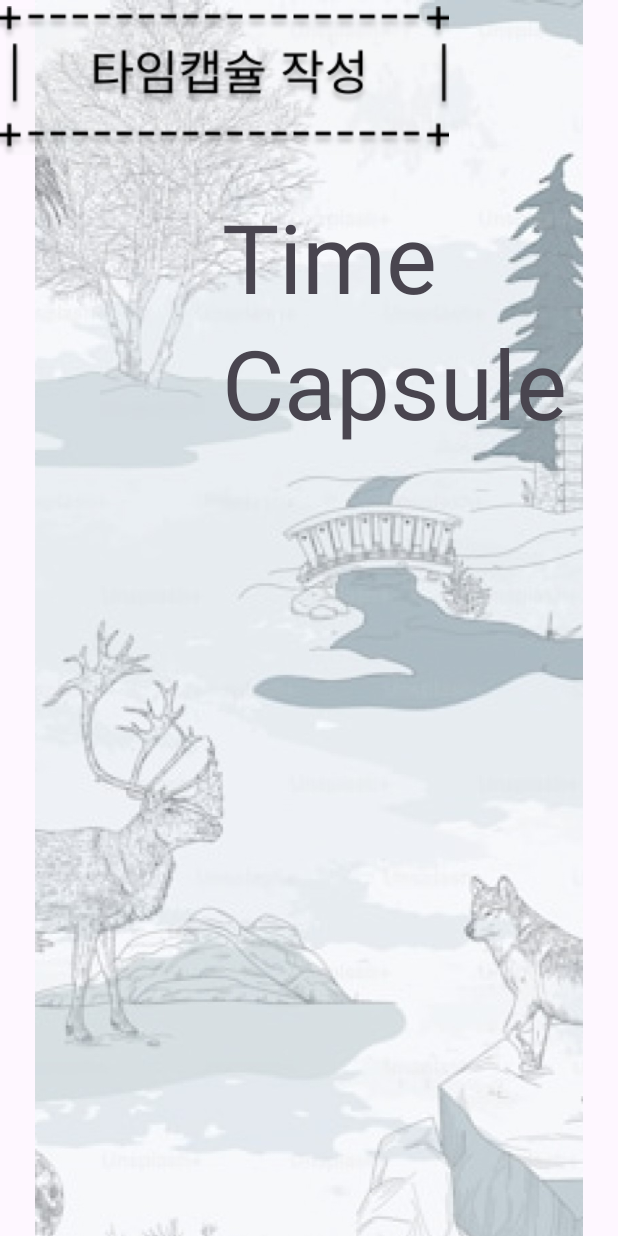
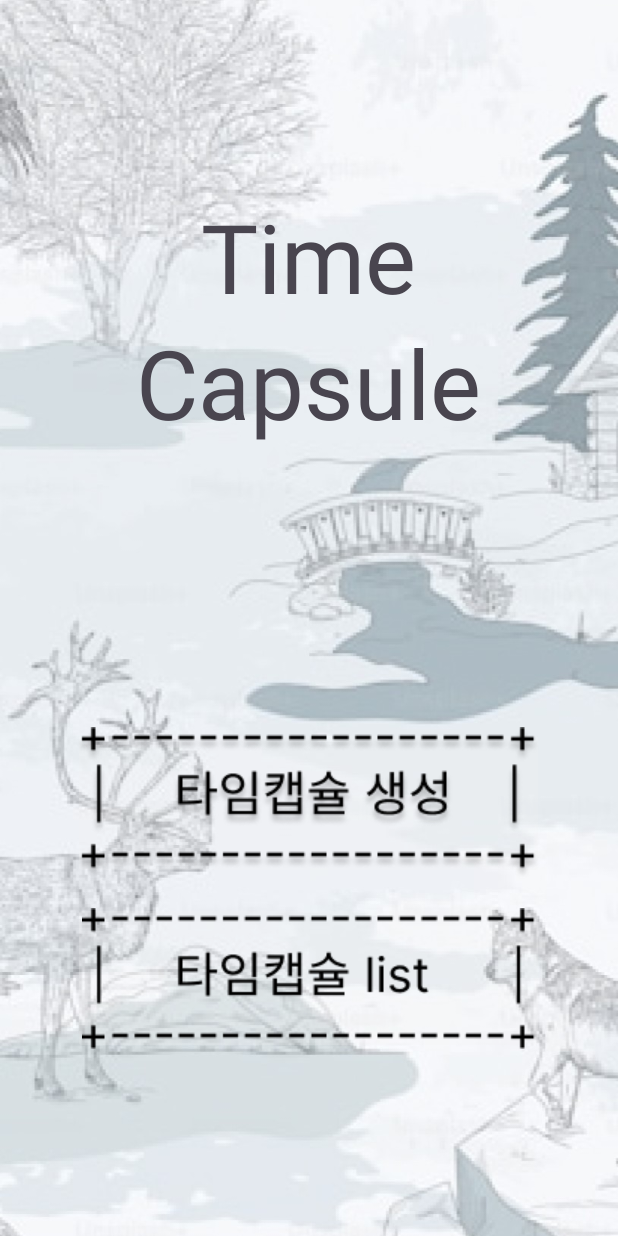
Before and after one commit to shining013/MyTimeCapsule, an Android app: the screen it shows after launch (MainActivity), on a phone screen of 412 x 824 dp. Run offline under Robolectric (Android 15) with nearby library versions, the phone set to English and light mode, and no system bars; Roboto replaces fonts that are not available here.

Commit message:
main page

```diff
--- a/app/src/main/res/layout/activity_main.xml
+++ b/app/src/main/res/layout/activity_main.xml
@@ -1,5 +1,5 @@
 <?xml version="1.0" encoding="utf-8"?>
-<androidx.constraintlayout.widget.ConstraintLayout xmlns:android="http://schemas.android.com/apk/res/android"
+<RelativeLayout xmlns:android="http://schemas.android.com/apk/res/android"
     xmlns:app="http://schemas.android.com/apk/res-auto"
     xmlns:tools="http://schemas.android.com/tools"
     android:id="@+id/main"
@@ -11,46 +11,57 @@
     tools:context=".MainActivity">
 
     <ImageView
-        android:id="@+id/imageView1"
-        android:layout_width="wrap_content"
-        android:layout_height="wrap_content"
-        app:layout_constraintStart_toStartOf="parent"
-        app:layout_constraintTop_toTopOf="parent"
-        app:srcCompat="@drawable/mainpage" />
+        android:id="@+id/imageView6"
+        android:layout_width="match_parent"
+        android:layout_height="match_parent"
+        android:scaleType="centerCrop"
+        android:src="@drawable/mainpage" />
 
     <TextView
         android:id="@+id/textView1"
         android:layout_width="wrap_content"
         android:layout_height="wrap_content"
+        android:layout_centerHorizontal="true"
         android:layout_marginStart="148dp"
         android:layout_marginTop="128dp"
         android:fontFamily="@font/jacquarda_bastarda_9"
         android:text="Time"
-        android:textSize="64sp"
-        app:layout_constraintStart_toStartOf="parent"
-        app:layout_constraintTop_toTopOf="parent" />
+        android:textSize="64sp" />
 
     <TextView
         android:id="@+id/textView2"
         android:layout_width="wrap_content"
         android:layout_height="wrap_content"
         android:layout_marginStart="148dp"
+        android:layout_centerHorizontal="true"
         android:layout_marginTop="212dp"
         android:fontFamily="@font/jacquarda_bastarda_9"
         android:text="Capsule"
-        android:textSize="64sp"
-        app:layout_constraintStart_toStartOf="parent"
-        app:layout_constraintTop_toTopOf="parent" />
+        android:textSize="64sp" />
 
     <ImageButton
         android:id="@+id/imageButton1"
-        android:layout_width="299dp"
-        android:layout_height="109dp"
+        android:layout_width="wrap_content"
+        android:layout_height="101dp"
+        android:layout_alignParentBottom="true"
+        android:layout_centerHorizontal="true"
+        android:layout_marginStart="98dp"
+        android:layout_marginBottom="121dp"
         android:backgroundTint="#34EFEFEF"
-        android:tint="#00FFFFFF"
-        app:srcCompat="@drawable/image_3"
-        tools:layout_editor_absoluteX="94dp"
-        tools:layout_editor_absoluteY="416dp" />
+        android:contentDescription="read capsule"
+        android:src="@drawable/image_1" />
+
+    <ImageButton
+        android:id="@+id/imageButton2"
+        android:layout_width="wrap_content"
+        android:layout_height="101dp"
+        android:layout_alignParentBottom="true"
+        android:layout_centerHorizontal="true"
+        android:layout_marginStart="98dp"
+        android:layout_marginBottom="238dp"
+        android:backgroundTint="#34EFEFEF"
+        android:contentDescription="read capsule"
+        android:src="@drawable/image_2" />
 
 
-</androidx.constraintlayout.widget.ConstraintLayout>
+</RelativeLayout>
```
Also changed, not shown: app/src/main/res/drawable/________________________list_________________________1_.png (deleted), app/src/main/res/drawable/________________________list_________________________2_.png (deleted), app/src/main/res/drawable/image_1.png (renamed from app/src/main/res/drawable/________________________list_______________________.png), app/src/main/res/drawable/image_2.png (added), app/src/main/res/drawable/image_3.png (deleted).
